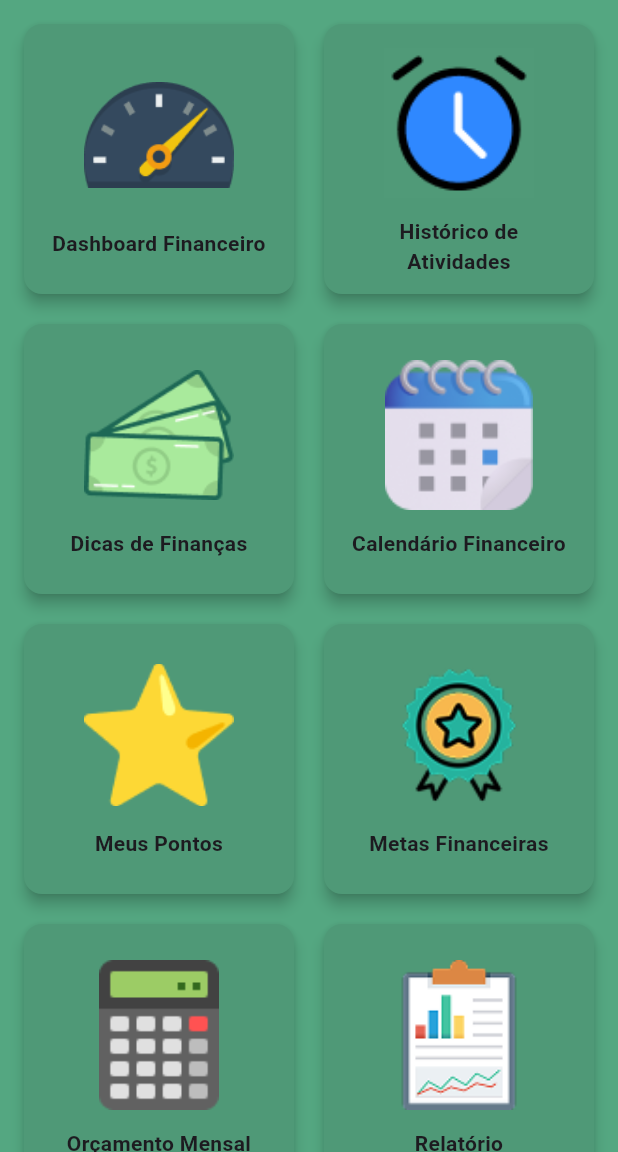
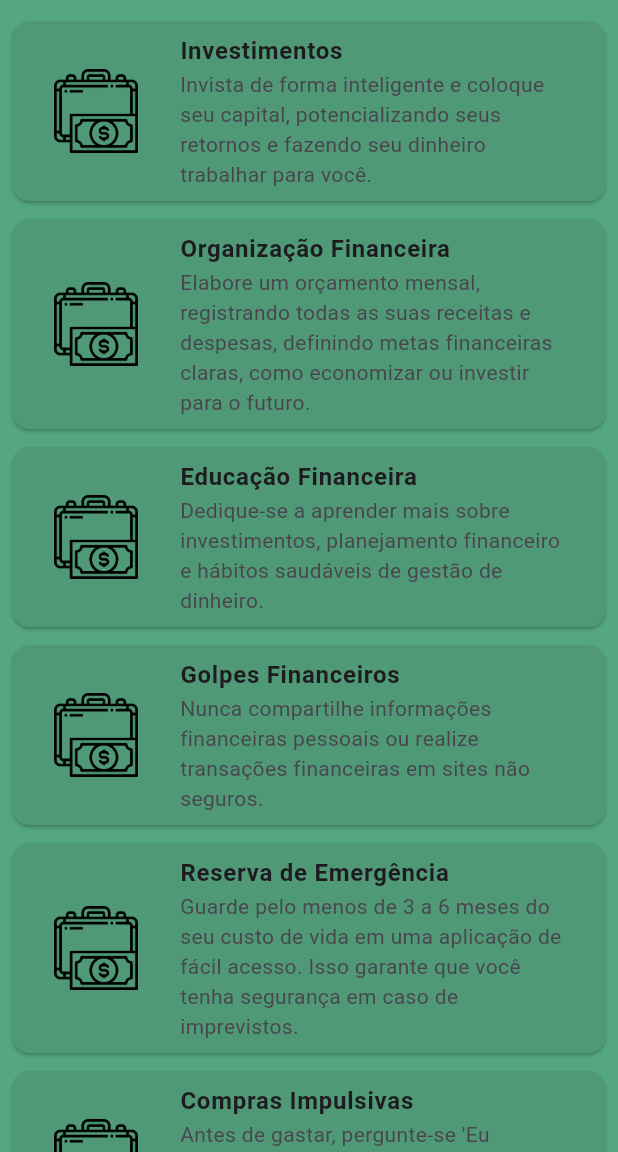
Before and after one commit to lopesmrafael/Poupex_flutter, a Flutter app: the HomePage screen opened directly, after a tap on "Dicas de Finanças", on a phone screen of 412 x 824 dp, the part 84-1236 px from its top. Run offline on Flutter 3.47's test engine with Material 3 defaults, Android fonts, the phone set to English and light mode, and no system bars.

Commit message:
Implementação Dicas finacas
Implementação da tela de dicas de finanças.

Co-Authored-By: RAFAEL LOPES MONTEIRO <159149397+lopesmrafael@users.noreply.github.com>

```diff
--- /dev/null
+++ b/lib/Model/dicas_item.dart
@@ -0,0 +1,12 @@
+
+class DicaFinancas {
+  final String titulo;
+  final String descricao;
+  final String imagem;
+
+  DicaFinancas({
+    required this.titulo,
+    required this.descricao,
+    required this.imagem,
+  });
+}
--- a/lib/Pages/CadastroMovimentacao.dart
+++ b/lib/Pages/CadastroMovimentacao.dart
@@ -15,7 +15,7 @@ class CadastroMovimentacao extends StatelessWidget {
           },
         ),
         title: Image.asset(
-          "assets/LogoPoupex.png",
+          "assets/titulo.jpg",
           height: 40,
           fit: BoxFit.contain,
         ),
--- a/lib/Pages/HomePage.dart
+++ b/lib/Pages/HomePage.dart
@@ -2,6 +2,7 @@ import 'package:flutter/material.dart';
 import '../Model/MenuItem.dart';
 import '../Widget/MenuCard.dart';
 import '../Pages/CadastroMovimentacao.dart';
+import '../Pages/dicas_de_financas.dart';
 
 class HomePage extends StatelessWidget {
   const HomePage({super.key});
@@ -28,7 +29,12 @@ class HomePage extends StatelessWidget {
       MenuItemModel(
         titulo: "Dicas de Finanças",
         imagem: "assets/icons/money.png",
-        onTap: () {},
+        onTap: () {
+          Navigator.push(
+            context,
+            MaterialPageRoute(builder: (context) => DicasFinancasPage()),
+          );
+        },
       ),
       MenuItemModel(
         titulo: "Calendário Financeiro",
--- /dev/null
+++ b/lib/Pages/dicas_de_financas.dart
@@ -0,0 +1,135 @@
+import 'package:flutter/material.dart';
+import '../Model/dicas_item.dart';
+
+class DicasFinancasPage extends StatelessWidget {
+  const DicasFinancasPage({super.key});
+
+  List<DicaFinancas> _getDicas() {
+    return [
+      DicaFinancas(
+        titulo: "Investimentos",
+        descricao:
+            "Invista de forma inteligente e coloque seu capital, potencializando seus retornos e fazendo seu dinheiro trabalhar para você.",
+        imagem: "assets/iconsDicas/investimento.png",
+      ),
+      DicaFinancas(
+        titulo: "Organização Financeira",
+        descricao:
+            "Elabore um orçamento mensal, registrando todas as suas receitas e despesas, definindo metas financeiras claras, como economizar ou investir para o futuro.",
+        imagem: "assets/iconsDicas/investimento.png",
+      ),
+      DicaFinancas(
+        titulo: "Educação Financeira",
+        descricao:
+            "Dedique-se a aprender mais sobre investimentos, planejamento financeiro e hábitos saudáveis de gestão de dinheiro.",
+        imagem: "assets/iconsDicas/investimento.png",
+      ),
+      DicaFinancas(
+        titulo: "Golpes Financeiros",
+        descricao:
+            "Nunca compartilhe informações financeiras pessoais ou realize transações financeiras em sites não seguros.",
+        imagem: "assets/iconsDicas/investimento.png",
+      ),
+      DicaFinancas(
+        titulo: "Reserva de Emergência",
+        descricao:
+            "Guarde pelo menos de 3 a 6 meses do seu custo de vida em uma aplicação de fácil acesso. Isso garante que você tenha segurança em caso de imprevistos.",
+        imagem: "assets/iconsDicas/investimento.png",
+      ),
+      DicaFinancas(
+        titulo: "Compras Impulsivas",
+        descricao:
+            "Antes de gastar, pergunte-se 'Eu realmente preciso disso?' Este gasto está alinhado com meus objetivos financeiros?",
+        imagem: "assets/iconsDicas/investimento.png",
+      ),
+      DicaFinancas(
+        titulo: "Aproveite Cashback",
+        descricao:
+            "Utilize programas de cashback e aproveite o retorno em compras do dia a dia. Mas cuidado para não gastar mais do que pode economizar.",
+        imagem: "assets/iconsDicas/investimento.png",
+      ),
+      DicaFinancas(
+        titulo: "Aumente sua Renda",
+        descricao:
+            "Busque formas de ganhar dinheiro extra, como freelances, trabalhos online e investimentos que ofereçam retorno seguro.",
+        imagem: "assets/iconsDicas/investimento.png",
+      ),
+      DicaFinancas(
+        titulo: "Eduque-se Financeiramente",
+        descricao:
+            "O aprendizado nunca acaba! Leia livros, acompanhe especialistas, faça cursos e participe de grupos de estudo sobre finanças.",
+        imagem: "assets/iconsDicas/investimento.png",
+      ),
+      DicaFinancas(
+        titulo: "Evite Pegar Juros Desnecessários",
+        descricao:
+            "Sempre que possível, pague a valor total da fatura do cartão de crédito e evite parcelamentos com juros altos.",
+        imagem: "assets/iconsDicas/investimento.png",
+      ),
+      DicaFinancas(
+        titulo: "Pratique o Consumo Consciente",
+        descricao:
+            "Antes de comprar algo, pergunte-se se realmente precisa. Avalie a qualidade, a necessidade e o impacto da compra no seu orçamento antes de tomar uma decisão.",
+        imagem: "assets/iconsDicas/investimento.png",
+      ),
+      DicaFinancas(
+        titulo: "Invista em sua Capacitação Profissional",
+        descricao:
+            "Quanto mais qualificado você for, maiores serão suas oportunidades e rendas. Veja cursos como um investimento no seu futuro.",
+        imagem: "assets/iconsDicas/investimento.png",
+      ),
+    ];
+  }
+
+  @override
+  Widget build(BuildContext context) {
+    final dicas = _getDicas();
+
+    return Scaffold(
+      backgroundColor: const Color(0xFF54A781),
+      appBar: AppBar(
+        leading: IconButton(
+          icon: const Icon(Icons.keyboard_backspace),
+          onPressed: () {
+            Navigator.pop(context);
+          },
+        ),
+        title: Image.asset(
+          "assets/titulo.jpg",
+          height: 40,
+          fit: BoxFit.contain,
+        ),
+        centerTitle: true,
+        backgroundColor: const Color(0xFF327355),
+        actions: [
+          IconButton(icon: const Icon(Icons.settings), onPressed: () {}),
+          const SizedBox(width: 12),
+          IconButton(icon: const Icon(Icons.person), onPressed: () {}),
+          const SizedBox(width: 12),
+        ],
+      ),
+      body: ListView.builder(
+        padding: const EdgeInsets.all(8),
+        itemCount: dicas.length,
+        itemBuilder: (context, index) {
+          final dica = dicas[index];
+          return Card(
+            margin: const EdgeInsets.symmetric(vertical: 6),
+            color: const Color(0xFF4F9977),
+            child: ListTile(
+              leading: Image.asset(dica.imagem, width: 80, height: 80),
+              title: Text(
+                dica.titulo,
+                style: const TextStyle(
+                  fontWeight: FontWeight.bold,
+                  fontSize: 16,
+                ),
+              ),
+              subtitle: Text(dica.descricao),
+            ),
+          );
+        },
+      ),
+    );
+  }
+}
--- a/pubspec.yaml
+++ b/pubspec.yaml
@@ -60,6 +60,7 @@ flutter:
   # To add assets to your application, add an assets section, like this:
   assets:
    - assets/icons/
+   - assets/iconsDicas/
    - assets/
   #   - images/a_dot_ham.jpeg
 
```
Also changed, not shown: assets/iconsDicas/aproveite.png (added), assets/iconsDicas/aumento_renda.png (added), assets/iconsDicas/capacitacao.png (added), assets/iconsDicas/compras_impulsivas.png (added), assets/iconsDicas/consciente.png (added), assets/iconsDicas/educacao.png (added), assets/iconsDicas/eduque-se.png (added), assets/iconsDicas/golpes_financeiros.png (added), assets/iconsDicas/investimento.png (added), assets/iconsDicas/juros.png (added), assets/iconsDicas/organizacao.png (added), assets/iconsDicas/reserva_emergencia.png (added).
